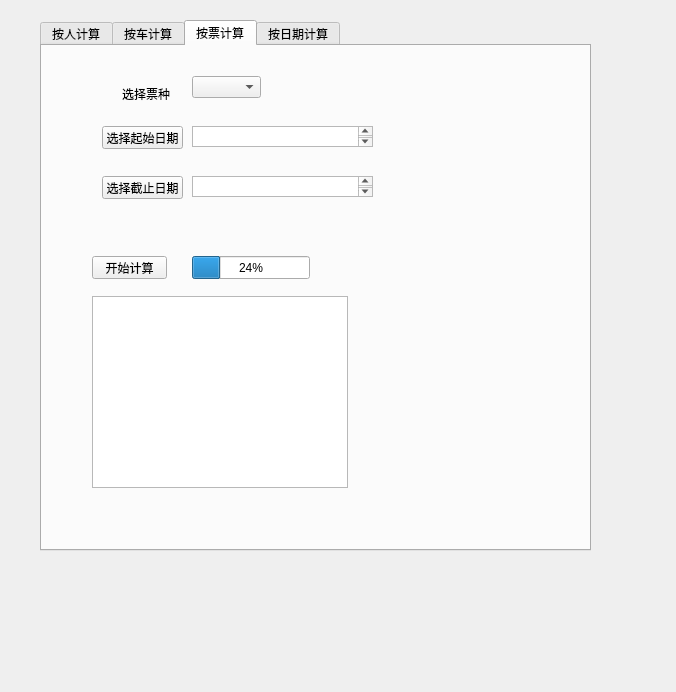
Qt form ui/account_results.ui (leexuehan/ParamGenerator) before a commit.
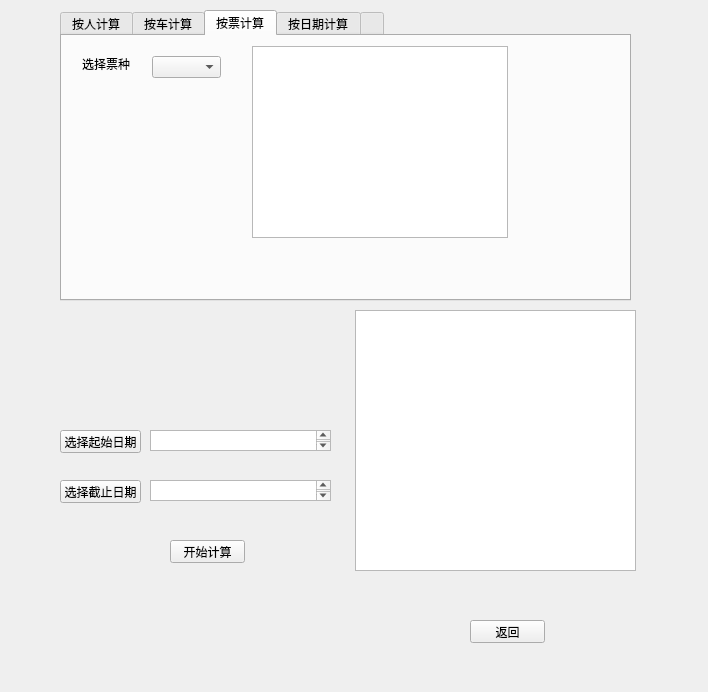
The same form after that commit. The open tabs and pages were chosen to show the change.

Diff of the .ui file:
```diff
--- a/ui/account_results.ui
+++ b/ui/account_results.ui
@@ -6,7 +6,7 @@
    <rect>
     <x>0</x>
     <y>0</y>
-    <width>676</width>
+    <width>708</width>
     <height>692</height>
    </rect>
   </property>
@@ -16,10 +16,10 @@
   <widget class="QTabWidget" name="account">
    <property name="geometry">
     <rect>
-     <x>40</x>
-     <y>20</y>
-     <width>551</width>
-     <height>531</height>
+     <x>60</x>
+     <y>10</y>
+     <width>571</width>
+     <height>291</height>
     </rect>
    </property>
    <property name="currentIndex">
@@ -252,50 +252,11 @@
     <attribute name="title">
      <string>按票计算</string>
     </attribute>
-    <widget class="QPushButton" name="pushButton_3">
-     <property name="geometry">
-      <rect>
-       <x>50</x>
-       <y>210</y>
-       <width>75</width>
-       <height>23</height>
-      </rect>
-     </property>
-     <property name="text">
-      <string>开始计算</string>
-     </property>
-    </widget>
-    <widget class="QPushButton" name="select_date_btn_5">
-     <property name="geometry">
-      <rect>
-       <x>60</x>
-       <y>130</y>
-       <width>81</width>
-       <height>23</height>
-      </rect>
-     </property>
-     <property name="text">
-      <string>选择截止日期</string>
-     </property>
-    </widget>
-    <widget class="QPushButton" name="select_date_btn_6">
-     <property name="geometry">
-      <rect>
-       <x>60</x>
-       <y>80</y>
-       <width>81</width>
-       <height>23</height>
-      </rect>
-     </property>
-     <property name="text">
-      <string>选择起始日期</string>
-     </property>
-    </widget>
     <widget class="QLabel" name="label_3">
      <property name="geometry">
       <rect>
-       <x>80</x>
-       <y>40</y>
+       <x>20</x>
+       <y>20</y>
        <width>81</width>
        <height>16</height>
       </rect>
@@ -304,59 +265,26 @@
       <string>选择票种</string>
      </property>
     </widget>
-    <widget class="QPlainTextEdit" name="date_value_display_5">
-     <property name="geometry">
-      <rect>
-       <x>150</x>
-       <y>130</y>
-       <width>181</width>
-       <height>21</height>
-      </rect>
-     </property>
-    </widget>
-    <widget class="QPlainTextEdit" name="date_value_display_6">
-     <property name="geometry">
-      <rect>
-       <x>150</x>
-       <y>80</y>
-       <width>181</width>
-       <height>21</height>
-      </rect>
-     </property>
-    </widget>
-    <widget class="QProgressBar" name="progressBar_3">
-     <property name="geometry">
-      <rect>
-       <x>150</x>
-       <y>210</y>
-       <width>118</width>
-       <height>23</height>
-      </rect>
-     </property>
-     <property name="value">
-      <number>24</number>
-     </property>
-    </widget>
-    <widget class="QTextBrowser" name="textBrowser_3">
-     <property name="geometry">
-      <rect>
-       <x>50</x>
-       <y>250</y>
-       <width>256</width>
-       <height>192</height>
-      </rect>
-     </property>
-    </widget>
     <widget class="QComboBox" name="comboBox">
      <property name="geometry">
       <rect>
-       <x>150</x>
-       <y>30</y>
+       <x>90</x>
+       <y>20</y>
        <width>69</width>
        <height>22</height>
       </rect>
      </property>
     </widget>
+    <widget class="QTableView" name="tableView_3">
+     <property name="geometry">
+      <rect>
+       <x>190</x>
+       <y>10</y>
+       <width>256</width>
+       <height>192</height>
+      </rect>
+     </property>
+    </widget>
    </widget>
    <widget class="QWidget" name="tab_4">
     <attribute name="title">
@@ -445,12 +373,94 @@
      </property>
     </widget>
    </widget>
+   <widget class="QWidget" name="tab_2">
+    <attribute name="title">
+     <string/>
+    </attribute>
+   </widget>
   </widget>
-  <action name="actionff">
+  <widget class="QPushButton" name="return_to_main_window">
+   <property name="geometry">
+    <rect>
+     <x>470</x>
+     <y>620</y>
+     <width>75</width>
+     <height>23</height>
+    </rect>
+   </property>
    <property name="text">
-    <string>凤飞飞</string>
+    <string>返回</string>
    </property>
-  </action>
+  </widget>
+  <widget class="QTextBrowser" name="output_result">
+   <property name="geometry">
+    <rect>
+     <x>355</x>
+     <y>310</y>
+     <width>281</width>
+     <height>261</height>
+    </rect>
+   </property>
+  </widget>
+  <widget class="QPushButton" name="compute_cmd_btn">
+   <property name="geometry">
+    <rect>
+     <x>170</x>
+     <y>540</y>
+     <width>75</width>
+     <height>23</height>
+    </rect>
+   </property>
+   <property name="text">
+    <string>开始计算</string>
+   </property>
+  </widget>
+  <widget class="QPlainTextEdit" name="end_date">
+   <property name="geometry">
+    <rect>
+     <x>150</x>
+     <y>480</y>
+     <width>181</width>
+     <height>21</height>
+    </rect>
+   </property>
+  </widget>
+  <widget class="QPushButton" name="select_start_date_btn">
+   <property name="geometry">
+    <rect>
+     <x>60</x>
+     <y>430</y>
+     <width>81</width>
+     <height>23</height>
+    </rect>
+   </property>
+   <property name="text">
+    <string>选择起始日期</string>
+   </property>
+  </widget>
+  <widget class="QPushButton" name="select_end_date_btn">
+   <property name="geometry">
+    <rect>
+     <x>60</x>
+     <y>480</y>
+     <width>81</width>
+     <height>23</height>
+    </rect>
+   </property>
+   <property name="text">
+    <string>选择截止日期</string>
+   </property>
+  </widget>
+  <widget class="QPlainTextEdit" name="start_date">
+   <property name="geometry">
+    <rect>
+     <x>150</x>
+     <y>430</y>
+     <width>181</width>
+     <height>21</height>
+    </rect>
+   </property>
+  </widget>
  </widget>
  <tabstops>
   <tabstop>account</tabstop>
```
Left out of the diff: 381 changed lines with no effect on the pictures.
